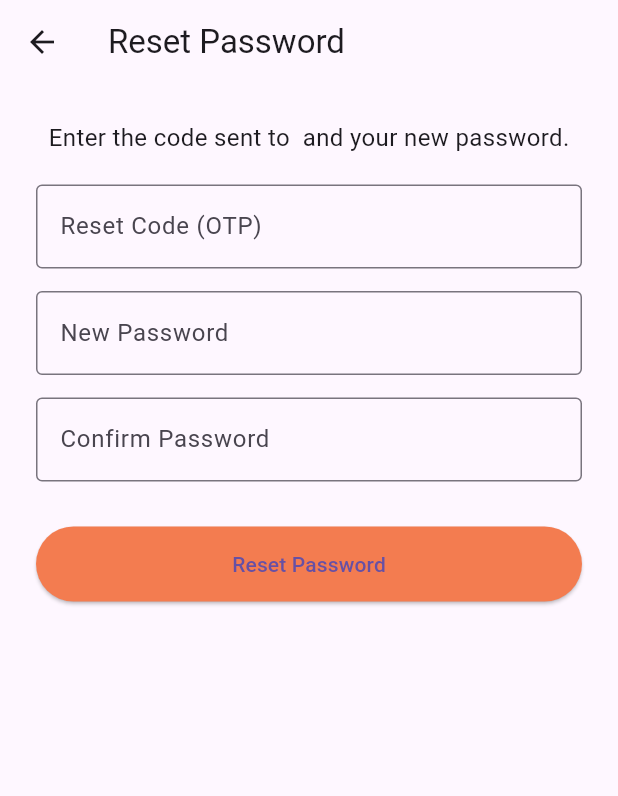
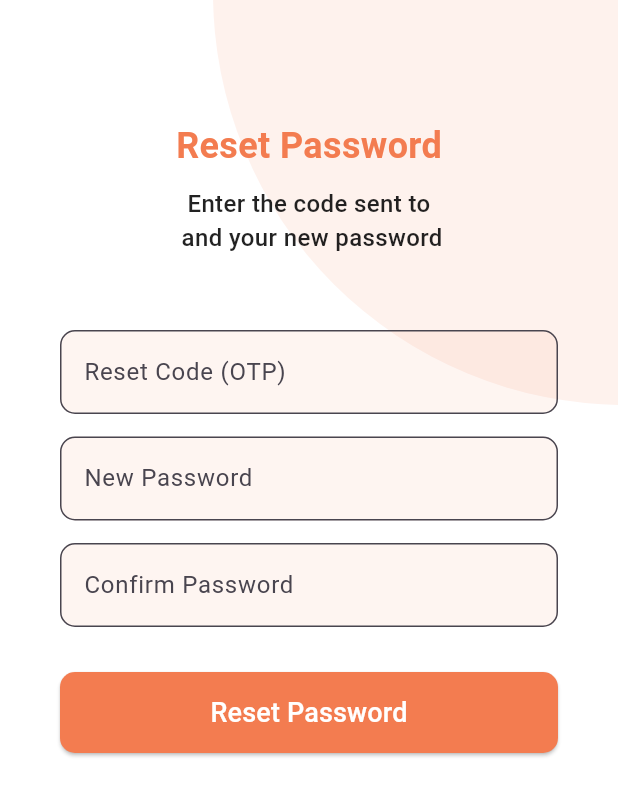
Before and after one commit to Maisheta/Wavlo, a Flutter app: the ResetPasswordScreen screen opened directly with empty values, on a phone screen of 412 x 824 dp. Shown: the top 796 px of the screen. Run offline on Flutter 3.47's test engine with Material 3 defaults, Android fonts, the phone set to English and light mode, and no system bars; our stand-ins replace image_picker, pin_code_fields, shared_preferences; accounts and stored records are empty.

Commit message:
ResetPasswordScreen.dart

```diff
--- a/lib/screens/ResetPasswordScreen.dart
+++ b/lib/screens/ResetPasswordScreen.dart
@@ -1,6 +1,8 @@
 import 'dart:convert';
 import 'package:flutter/material.dart';
 import 'package:http/http.dart' as http;
+import '../components/Orange_Circle.dart';
+import '../components/TextField.dart';
 
 class ResetPasswordScreen extends StatefulWidget {
   final String email;
@@ -48,9 +50,6 @@ class _ResetPasswordScreenState extends State<ResetPasswordScreen> {
         }),
       );
 
-      print("🛠️ Reset Status: ${response.statusCode}");
-      print("! Response Body: ${response.body}");
-
       if (response.statusCode == 200) {
         ScaffoldMessenger.of(context).showSnackBar(
           const SnackBar(content: Text("✅ Password reset successful!")),
@@ -62,7 +61,6 @@ class _ResetPasswordScreenState extends State<ResetPasswordScreen> {
         );
       }
     } catch (e) {
-      print("Reset error: $e");
       ScaffoldMessenger.of(context).showSnackBar(
         const SnackBar(content: Text("⚠️ Error connecting to server")),
       );
@@ -72,54 +70,91 @@ class _ResetPasswordScreenState extends State<ResetPasswordScreen> {
   @override
   Widget build(BuildContext context) {
     return Scaffold(
-      appBar: AppBar(title: const Text("Reset Password")),
-      body: Padding(
-        padding: const EdgeInsets.all(24.0),
-        child: Column(
+      backgroundColor: Colors.white,
+      body: Stack(
         children: [
-            Text(
-              "Enter the code sent to ${widget.email} and your new password.",
-              style: const TextStyle(fontSize: 16),
+          const OrangeCircleDecoration(), // نفس الـ UI الديكور في شاشة Login
+          Padding(
+            padding: const EdgeInsets.symmetric(horizontal: 40),
+            child: ListView(
+              children: [
+                const SizedBox(height: 80),
+                const Align(
+                  alignment: Alignment.center,
+                  child: Text(
+                    "Reset Password",
+                    style: TextStyle(
+                      fontSize: 24,
+                      fontWeight: FontWeight.bold,
+                      color: Color(0xffF37C50),
                     ),
-            const SizedBox(height: 20),
-            TextField(
-              controller: codeController,
-              decoration: const InputDecoration(
-                labelText: "Reset Code (OTP)",
-                border: OutlineInputBorder(),
                   ),
-              keyboardType: TextInputType.number,
+                ),
+                const SizedBox(height: 10),
+                Align(
+                  alignment: Alignment.center,
+                  child: Text(
+                    "Enter the code sent to\n${widget.email} and your new password",
+                    textAlign: TextAlign.center,
+                    style: const TextStyle(
+                      fontSize: 16,
+                      fontWeight: FontWeight.w500,
+                      color: Colors.black87,
+                    ),
+                  ),
+                ),
+                const SizedBox(height: 50),
+
+                // Code
+                CustomTextField(
+                  label: "Reset Code (OTP)",
+                  onChanged: (value) {
+                    codeController.text = value;
+                  },
                 ),
                 const SizedBox(height: 15),
-            TextField(
-              controller: passwordController,
-              decoration: const InputDecoration(
-                labelText: "New Password",
-                border: OutlineInputBorder(),
-              ),
-              obscureText: true,
+
+                // New Password
+                CustomTextField(
+                  label: "New Password",
+                  isPassword: true,
+                  onChanged: (value) {
+                    passwordController.text = value;
+                  },
                 ),
                 const SizedBox(height: 15),
-            TextField(
-              controller: confirmPasswordController,
-              decoration: const InputDecoration(
-                labelText: "Confirm Password",
-                border: OutlineInputBorder(),
+
+                // Confirm Password
+                CustomTextField(
+                  label: "Confirm Password",
+                  isPassword: true,
+                  onChanged: (value) {
+                    confirmPasswordController.text = value;
+                  },
                 ),
-              obscureText: true,
-            ),
+
                 const SizedBox(height: 30),
+
                 ElevatedButton(
                   onPressed: resetPassword,
                   style: ElevatedButton.styleFrom(
                     backgroundColor: const Color(0xffF37C50),
+                    padding: const EdgeInsets.symmetric(vertical: 14),
                     minimumSize: const Size(double.infinity, 50),
+                    shape: RoundedRectangleBorder(
+                      borderRadius: BorderRadius.circular(10),
                     ),
-              child: const Text("Reset Password"),
+                  ),
+                  child: const Text(
+                    "Reset Password",
+                    style: TextStyle(fontSize: 18, color: Colors.white),
+                  ),
                 ),
               ],
             ),
           ),
+        ],
+      ),
     );
   }
 }
```
Lines whose indentation alone changed are shown as unchanged.
